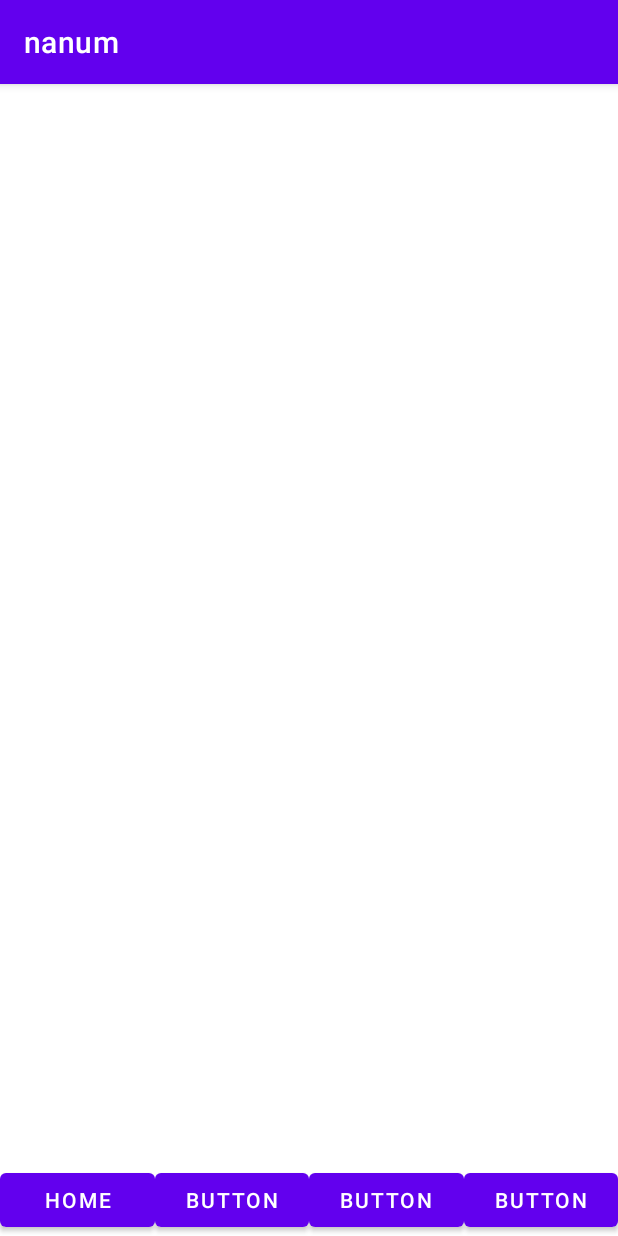
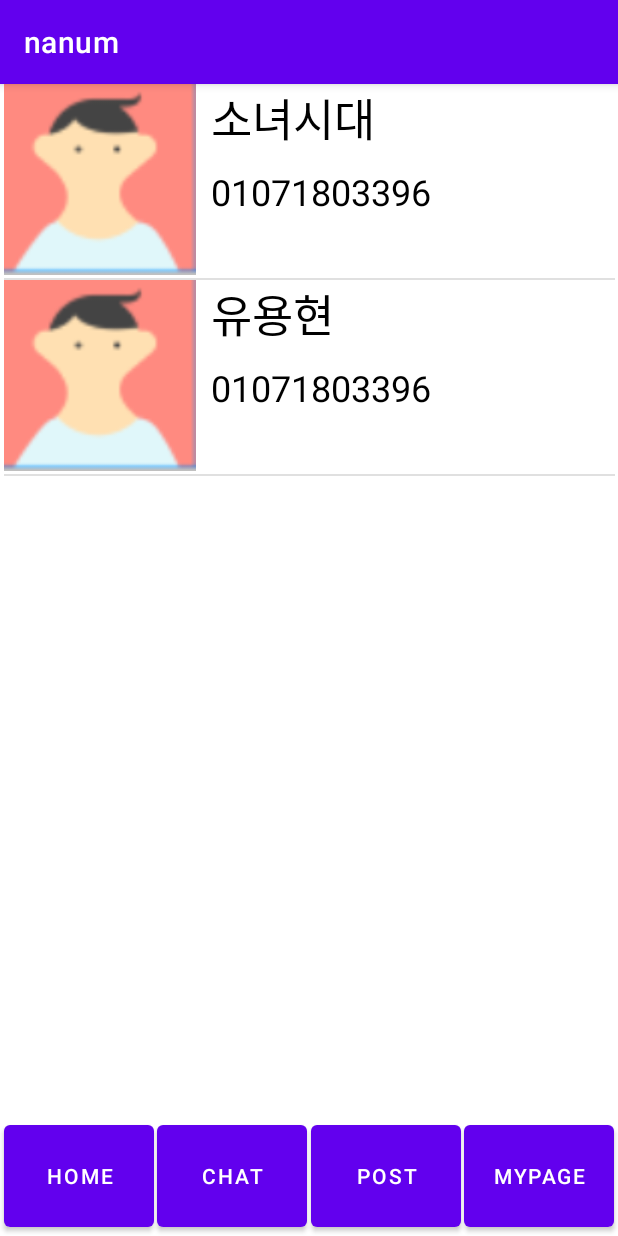
Before and after one commit to yonghyun3221/nanumProject, an Android app: the screen it shows after launch (mainmenuActivity before the commit, MainmenuActivity after it), after a tap on "로그인", on a phone screen of 412 x 824 dp. Run offline under Robolectric (Android 15) with nearby library versions, the phone set to English and light mode, and no system bars.

Commit message:
mainmenu&scrollView&adapter

```diff
--- a/app/src/main/AndroidManifest.xml
+++ b/app/src/main/AndroidManifest.xml
@@ -19,10 +19,8 @@
                 <category android:name="android.intent.category.LAUNCHER" />
             </intent-filter>
         </activity>
-
         <activity android:name=".SignUpActivity"/>
-
-        <activity android:name=".mainmenuActivity"/>
+        <activity android:name=".MainmenuActivity"/>
 
 
     </application>
--- a/app/src/main/java/com/example/nanum/MainActivity.java
+++ b/app/src/main/java/com/example/nanum/MainActivity.java
@@ -6,7 +6,6 @@ import android.view.View;
 import android.widget.Button;
 import android.widget.EditText;
 import android.widget.ImageView;
-import android.widget.Toast;
 
 import androidx.appcompat.app.AppCompatActivity;
 
@@ -25,7 +24,6 @@ public class MainActivity extends AppCompatActivity {
     EditText emailText, pwText;
 
 
-    //jju
     String text;
 
     boolean check(){
@@ -101,7 +99,7 @@ public class MainActivity extends AppCompatActivity {
 
                 //if ( check() )
                 {
-                    Intent intent = new Intent(getApplicationContext(), mainmenuActivity.class);
+                    Intent intent = new Intent(getApplicationContext(), MainmenuActivity.class);
                     startActivity(intent);
                 }
 
--- /dev/null
+++ b/app/src/main/java/com/example/nanum/MainmenuActivity.java
@@ -0,0 +1,110 @@
+package com.example.nanum;
+
+import android.content.Intent;
+import android.os.Bundle;
+import android.view.View;
+import android.view.ViewGroup;
+import android.widget.AdapterView;
+import android.widget.Button;
+import android.widget.ListView;
+import android.widget.ScrollView;
+import android.widget.BaseAdapter;
+import android.widget.Toast;
+
+import androidx.annotation.Nullable;
+import androidx.appcompat.app.AppCompatActivity;
+
+import java.util.ArrayList;
+
+public class MainmenuActivity extends AppCompatActivity {
+    SingerAdapter adapter;
+    Button btnHome, btnChatting, btnPost, btnMypage;
+    ScrollView sv;
+    ListView listView;
+
+
+    protected void onCreate(@Nullable Bundle savedInstanceState) {
+        super.onCreate(savedInstanceState);
+        setContentView(R.layout.mainmenu_layout);
+
+        btnHome = (Button) findViewById(R.id.btnHome);
+        btnChatting = (Button) findViewById(R.id.btnChatting);
+        btnPost = (Button) findViewById(R.id.btnPost);
+        btnMypage = (Button) findViewById(R.id.btnMypage);
+
+        sv = (ScrollView) findViewById(R.id.sv01);
+        listView = (ListView) findViewById(R.id.listView);
+
+
+        adapter = new SingerAdapter();
+
+        adapter.addItem(new SingerItem("소녀시대", "01071803396", R.drawable.pic));
+        adapter.addItem(new SingerItem("유용현", "01071803396", R.drawable.pic));
+
+        listView.setAdapter(adapter);
+
+
+        listView.setOnItemClickListener(new AdapterView.OnItemClickListener() {
+            @Override
+            public void onItemClick(AdapterView<?> parent, View view, int position, long id) {
+                SingerItem item = (SingerItem) adapter.getItem(position);
+                Toast.makeText(getApplicationContext(), "선택 :"+item.getName(), Toast.LENGTH_LONG).show();
+            }
+        });
+
+
+
+        btnPost.setOnClickListener(new View.OnClickListener() {
+            @Override
+            public void onClick(View view) {
+                //Intent intent = new Intent( getApplicationContext(), ItemPostActivity.class);
+                //startActivity(intent);
+            }
+        });
+
+    }
+
+    class SingerAdapter extends BaseAdapter{
+        ArrayList<SingerItem> items = new ArrayList<SingerItem>();
+
+        @Override
+        public int getCount() {
+            return items.size();
+        }
+
+        public void addItem(SingerItem item) {
+            items.add(item);
+        }
+
+        @Override
+        public Object getItem(int position) {
+            return items.get(position);
+        }
+
+        @Override
+        public long getItemId(int position) {
+            return position;
+        }
+
+        public View getView(int position, View convertView, ViewGroup parent) {
+            // 뷰 객체 재사용
+            SingerItemView view = null;
+            if (convertView == null) {
+                view = new SingerItemView(getApplicationContext());
+            } else {
+                view = (SingerItemView) convertView;
+            }
+
+            SingerItem item = items.get(position);
+
+            view.setName(item.getName());
+            view.setMobile(item.getMobile());
+            view.setImage(item.getResId());
+
+
+            return view;
+        }
+    }
+
+
+}
--- a/app/src/main/java/com/example/nanum/mainmenuActivity.java
+++ /dev/null
@@ -1,14 +0,0 @@
-package com.example.nanum;
-
-import android.os.Bundle;
-import androidx.appcompat.app.AppCompatActivity;
-
-public class mainmenuActivity extends AppCompatActivity {
-    @Override
-    protected void onCreate(Bundle savedInstanceState) {
-        super.onCreate(savedInstanceState);
-        setContentView(R.layout.mainmenu_layout);
-
-
-    }
-}
--- a/app/src/main/res/layout/mainmenu_layout.xml
+++ b/app/src/main/res/layout/mainmenu_layout.xml
@@ -8,6 +8,7 @@
 
 
     <ScrollView
+        android:id="@+id/sv01"
         android:layout_width="407dp"
         android:layout_height="684dp"
         app:layout_constraintBottom_toBottomOf="parent"
@@ -19,48 +20,53 @@
         <LinearLayout
             android:layout_width="match_parent"
             android:layout_height="wrap_content"
-            android:orientation="vertical" >
+            android:orientation="vertical">
 
             <ListView
+                android:id="@+id/listView"
                 android:layout_width="match_parent"
-                android:layout_height="match_parent" />
+                android:layout_height="650dp">
+
+            </ListView>
+
         </LinearLayout>
     </ScrollView>
 
     <Button
-        android:id="@+id/button5"
-        android:layout_width="0dp"
-        android:layout_height="wrap_content"
+        android:id="@+id/btnHome"
+        android:layout_width="100dp"
+        android:layout_height="80dp"
         android:text="HOME"
-        app:layout_constraintBaseline_toBaselineOf="@+id/button4"
-        app:layout_constraintEnd_toStartOf="@+id/button4"
+        app:layout_constraintBottom_toBottomOf="parent"
+        app:layout_constraintEnd_toStartOf="@+id/btnChatting"
+        app:layout_constraintHorizontal_bias="0.0"
         app:layout_constraintStart_toStartOf="parent" />
 
     <Button
-        android:id="@+id/button4"
-        android:layout_width="0dp"
-        android:layout_height="wrap_content"
-        android:text="Button"
+        android:id="@+id/btnChatting"
+        android:layout_width="100dp"
+        android:layout_height="80dp"
+        android:text="Chat"
         app:layout_constraintBottom_toBottomOf="parent"
-        app:layout_constraintEnd_toStartOf="@+id/button2"
-        app:layout_constraintStart_toEndOf="@+id/button5" />
+        app:layout_constraintEnd_toStartOf="@+id/btnPost"
+        app:layout_constraintStart_toEndOf="@+id/btnHome" />
 
     <Button
-        android:id="@+id/button2"
-        android:layout_width="0dp"
-        android:layout_height="wrap_content"
-        android:text="Button"
-        app:layout_constraintBaseline_toBaselineOf="@+id/button4"
-        app:layout_constraintEnd_toStartOf="@+id/button"
-        app:layout_constraintStart_toEndOf="@+id/button4" />
+        android:id="@+id/btnPost"
+        android:layout_width="100dp"
+        android:layout_height="80dp"
+        android:text="Post"
+        app:layout_constraintBottom_toBottomOf="parent"
+        app:layout_constraintEnd_toStartOf="@+id/btnMypage"
+        app:layout_constraintStart_toEndOf="@+id/btnChatting" />
 
     <Button
-        android:id="@+id/button"
-        android:layout_width="0dp"
-        android:layout_height="wrap_content"
-        android:text="Button"
-        app:layout_constraintBaseline_toBaselineOf="@+id/button2"
+        android:id="@+id/btnMypage"
+        android:layout_width="100dp"
+        android:layout_height="80dp"
+        android:text="Mypage"
+        app:layout_constraintBottom_toBottomOf="parent"
         app:layout_constraintEnd_toEndOf="parent"
-        app:layout_constraintStart_toEndOf="@+id/button2" />
+        app:layout_constraintStart_toEndOf="@+id/btnPost" />
 
 </androidx.constraintlayout.widget.ConstraintLayout>
```
